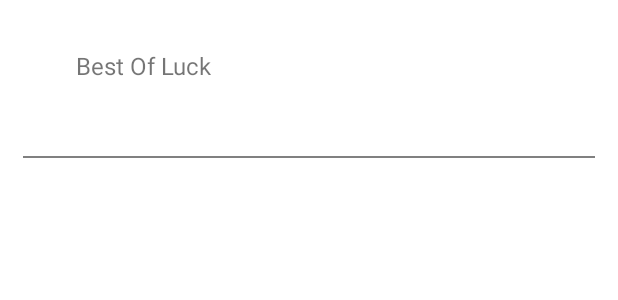
After one commit to tony-nguyen-95/animal-list-android, an Android app: the layout kind_animal_recycle_item.xml on its own in the app's theme, with its tools: preview values and no code run, on a phone screen of 412 x 824 dp. The commit adds this screen. Shown: the top 300 px of the screen. Run offline under Robolectric (Android 15) with nearby library versions, the phone set to English and light mode, and no system bars.

Commit message:
feat: add recycle item layout

```diff
--- /dev/null
+++ b/app/src/main/res/layout/kind_animal_recycle_item.xml
@@ -0,0 +1,41 @@
+<?xml version="1.0" encoding="utf-8"?>
+<RelativeLayout
+    xmlns:android="http://schemas.android.com/apk/res/android"
+    xmlns:app="http://schemas.android.com/apk/res-auto"
+    android:layout_width="match_parent"
+    android:layout_height="105dp">
+
+
+    <ImageView
+        android:id="@+id/kindAnimalPhoto"
+        android:layout_width="20dp"
+        android:layout_height="20dp"
+        android:tints="#808080"
+        android:layout_marginStart="20dp"
+        android:layout_marginTop="7dp"/>
+
+    <TextView
+        android:id="@+id/examMessage"
+        android:layout_toEndOf="@id/kindAnimalPhoto"
+        android:layout_width="wrap_content"
+        android:layout_height="wrap_content"
+        android:layout_below="@id/kindAnimalPhoto"
+        android:layout_marginEnd="20dp"
+        android:layout_marginTop="5dp"
+        android:layout_marginStart="10dp"
+        android:gravity="center"
+        android:text="Best Of Luck"
+        android:textSize="16sp"/>
+
+
+    <TextView
+        android:id="@+id/border2"
+        android:layout_width="match_parent"
+        android:layout_height="1dp"
+        android:layout_marginStart="15dp"
+        android:layout_marginEnd="15dp"
+        android:layout_alignParentBottom="true"
+        android:background="#808080"/>
+
+
+</RelativeLayout>
```
Also changed, not shown: app/src/main/java/com/example/animalList/model/KindOfAnimal.java (added, +22 -0 lines), app/src/main/java/com/example/animalList/model/KindOfAnimalViewHolder.java (added, +19 -0 lines), app/src/main/res/layout/custom_navigation_header.xml (+31 -6 lines).
